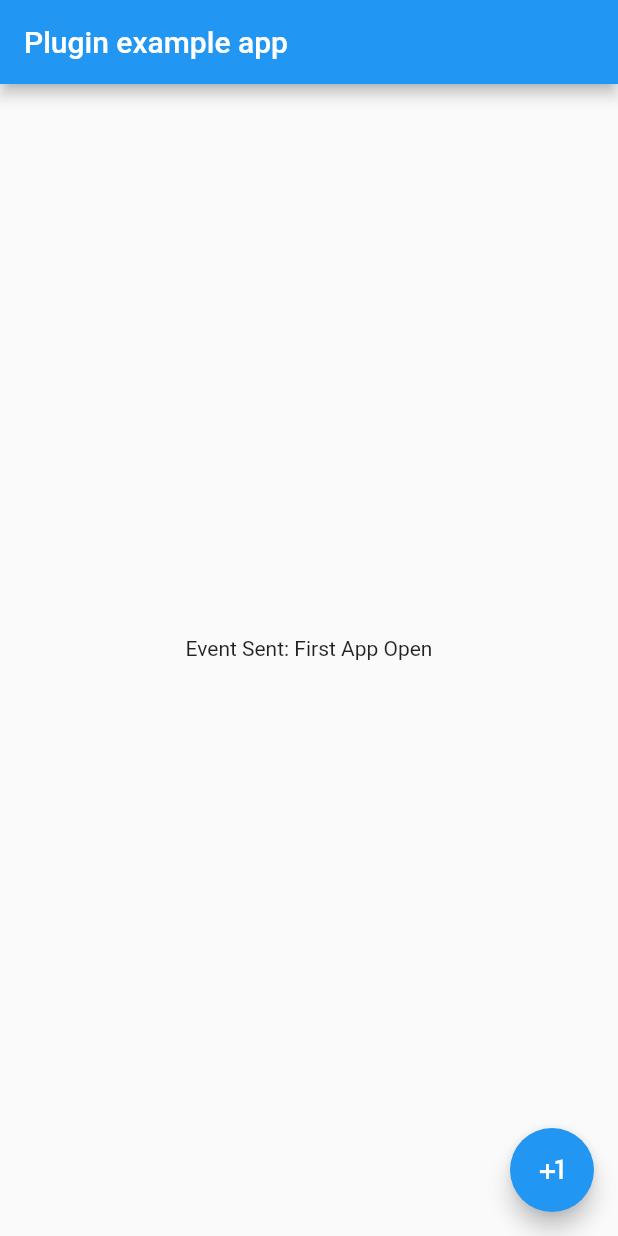
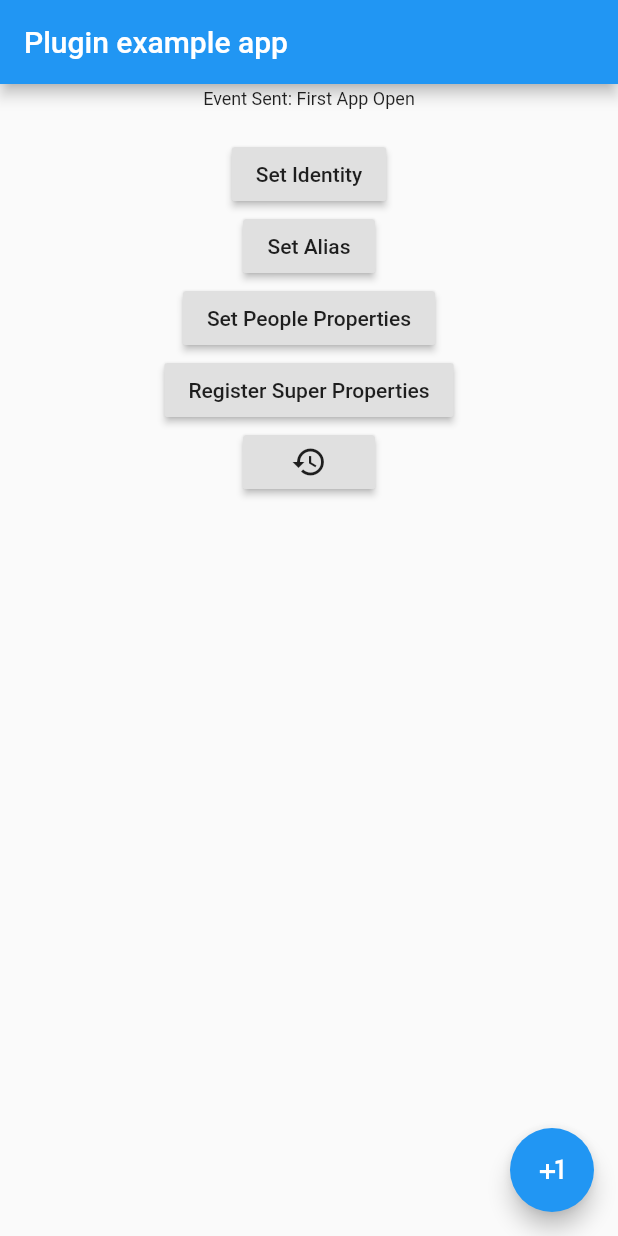
Before and after one commit to truenary/native_mixpanel, a Flutter app: the screen it shows after launch, after a tap on the "plus one" icon, on a phone screen of 412 x 824 dp. Run offline on Flutter 3.47's test engine with Material 2 defaults, Android fonts, the phone set to English and light mode, and no system bars.

Commit message:
update example to allow calling added method calls

```diff
--- a/example/lib/main.dart
+++ b/example/lib/main.dart
@@ -41,7 +41,7 @@ class _MyAppState extends State<MyApp> {
     // Platform messages may fail, so we use a try/catch PlatformException.
     try {
       await widget.mixpanel.initialize('<your-token-here>');
-      await widget.mixpanel.track(eventName, jsonEncode({'Math': 'divide'}));
+      await widget.mixpanel.track(eventName, {'Math': 'divide'});
       initStatus = 'Event Sent: $eventName';
     } on PlatformException {
       initStatus = 'Failed to send event: $eventName';
@@ -64,12 +64,67 @@ class _MyAppState extends State<MyApp> {
         appBar: AppBar(
           title: const Text('Plugin example app'),
         ),
-        body: Center(
-          child: Text('$_statusMessage\n'),
+        body: ListView(
+          children: <Widget>[
+            Center(
+              child: Text(
+                '$_statusMessage\n',
+                style: TextStyle(
+                  fontSize: 12.0,
+                  height: 18.0 / 12.0,
+                ),
+              ),
+            ),
+            Container(
+              alignment: Alignment.center,
+              child: RaisedButton(
+                onPressed: () async {
+                  await widget.mixpanel.identify('101');
+                },
+                child: Text('Set Identity'),
+              ),
+            ),
+            Container(
+              alignment: Alignment.center,
+              child: RaisedButton(
+                onPressed: () async {
+                  await widget.mixpanel.alias('premium');
+                },
+                child: Text('Set Alias'),
+              ),
+            ),
+            Container(
+              alignment: Alignment.center,
+              child: RaisedButton(
+                onPressed: () async {
+                  await widget.mixpanel.setPeopleProperties({'genre': 'rock'});
+                },
+                child: Text('Set People Properties'),
+              ),
+            ),
+            Container(
+              alignment: Alignment.center,
+              child: RaisedButton(
+                onPressed: () async {
+                  await widget.mixpanel.registerSuperProperties({'gender': 'he'});
+                },
+                child: Text('Register Super Properties'),
+              ),
+            ),
+            Container(
+              alignment: Alignment.center,
+              child: RaisedButton(
+                onPressed: () async {
+                  await widget.mixpanel.reset();
+                },
+                child: Icon(Icons.restore),
+              ),
+            ),
+          ],
         ),
         floatingActionButton: FloatingActionButton(
           onPressed: () {
-            widget.mixpanel.track('Added to Cart', jsonEncode({'ProductId': 'product-${count++}'}));
+            widget.mixpanel.track('Added to Cart', {'ProductId': 'product-${count++}'});
           },
           child: Icon(Icons.plus_one),
         ),
```
Also changed, not shown: example/pubspec.lock, 1 other file.
